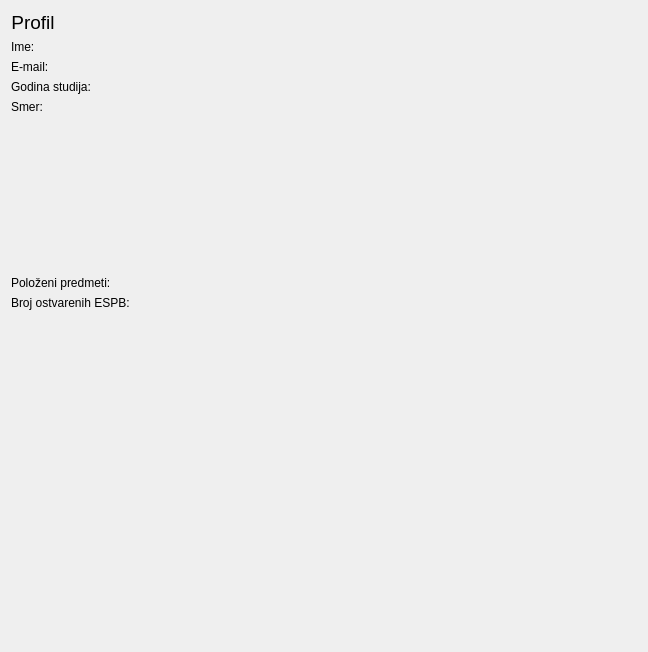
First picture: the form in Planer/MatfPlaner/forms/Profile.ui, repository stenjo1/MATF_Planner, before the edit.
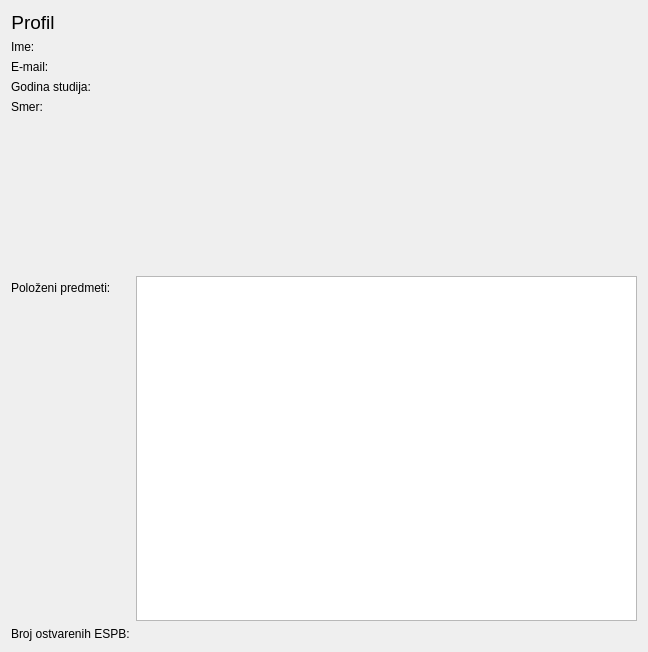
Second picture: the form after the edit.

The edit to the form file:
```diff
--- a/Planer/MatfPlaner/forms/Profile.ui
+++ b/Planer/MatfPlaner/forms/Profile.ui
@@ -92,13 +92,6 @@
      </property>
     </widget>
    </item>
-   <item row="9" column="1">
-    <widget class="QLabel" name="labelPassedSubjects">
-     <property name="text">
-      <string/>
-     </property>
-    </widget>
-   </item>
    <item row="11" column="0">
     <widget class="QLabel" name="label_9">
      <property name="text">
@@ -129,6 +122,9 @@
      </property>
     </spacer>
    </item>
+   <item row="9" column="1">
+    <widget class="QPlainTextEdit" name="plainTextEdit"/>
+   </item>
   </layout>
  </widget>
  <resources/>
```
